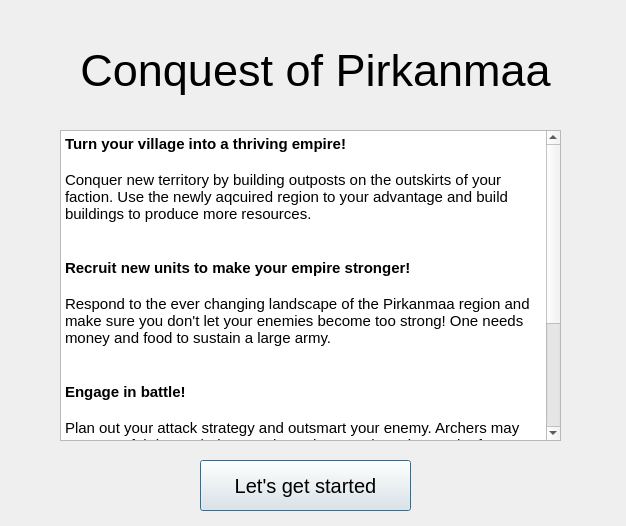
AntonKaara/course-project-game, file Game/welcome.ui: the form before one commit.
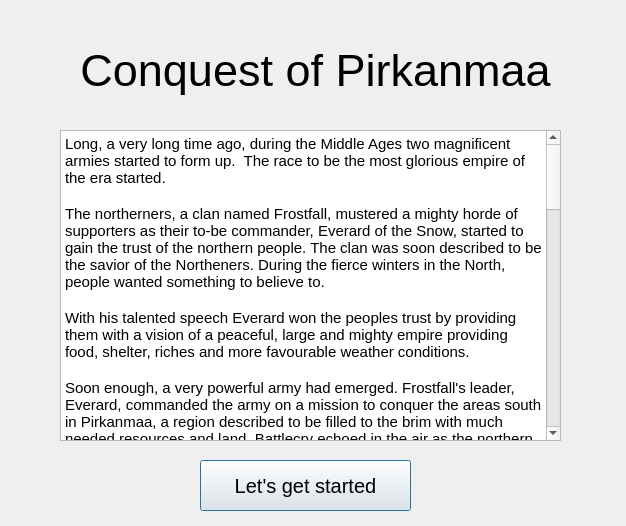
The form after the commit.

Commit message: Added storyline to the welcome dialog

Patch:
```diff
--- a/Game/welcome.ui
+++ b/Game/welcome.ui
@@ -76,6 +76,28 @@
 &lt;html&gt;&lt;head&gt;&lt;meta name=&quot;qrichtext&quot; content=&quot;1&quot; /&gt;&lt;style type=&quot;text/css&quot;&gt;
 p, li { white-space: pre-wrap; }
 &lt;/style&gt;&lt;/head&gt;&lt;body style=&quot; font-family:'Ubuntu'; font-size:11pt; font-weight:400; font-style:normal;&quot;&gt;
+&lt;p style=&quot; margin-top:0px; margin-bottom:0px; margin-left:0px; margin-right:0px; -qt-block-indent:0; text-indent:0px;&quot;&gt;&lt;span style=&quot; font-family:'Ubuntu';&quot;&gt;Long, a very long time ago, during the Middle Ages two magnificent armies started to form up.  The race to be the most glorious empire of the era started. &lt;/span&gt;&lt;/p&gt;
+&lt;p style=&quot;-qt-paragraph-type:empty; margin-top:0px; margin-bottom:0px; margin-left:0px; margin-right:0px; -qt-block-indent:0; text-indent:0px; font-family:'Ubuntu';&quot;&gt;&lt;br /&gt;&lt;/p&gt;
+&lt;p style=&quot; margin-top:0px; margin-bottom:0px; margin-left:0px; margin-right:0px; -qt-block-indent:0; text-indent:0px;&quot;&gt;&lt;span style=&quot; font-family:'Ubuntu';&quot;&gt;The northerners, a clan named Frostfall, mustered a mighty horde of supporters as their to-be commander, Everard of the Snow, started to gain the trust of the northern people. The clan was soon described to be the savior of the Northeners. During the fierce winters in the North, people wanted something to believe to.&lt;/span&gt;&lt;/p&gt;
+&lt;p style=&quot;-qt-paragraph-type:empty; margin-top:0px; margin-bottom:0px; margin-left:0px; margin-right:0px; -qt-block-indent:0; text-indent:0px; font-family:'Ubuntu';&quot;&gt;&lt;br /&gt;&lt;/p&gt;
+&lt;p style=&quot; margin-top:0px; margin-bottom:0px; margin-left:0px; margin-right:0px; -qt-block-indent:0; text-indent:0px;&quot;&gt;&lt;span style=&quot; font-family:'Ubuntu';&quot;&gt;With his talented speech Everard won the peoples trust by providing them with a vision of a peaceful, large and mighty empire providing food, shelter, riches and more favourable weather conditions.&lt;/span&gt;&lt;/p&gt;
+&lt;p style=&quot;-qt-paragraph-type:empty; margin-top:0px; margin-bottom:0px; margin-left:0px; margin-right:0px; -qt-block-indent:0; text-indent:0px; font-family:'Ubuntu';&quot;&gt;&lt;br /&gt;&lt;/p&gt;
+&lt;p style=&quot; margin-top:0px; margin-bottom:0px; margin-left:0px; margin-right:0px; -qt-block-indent:0; text-indent:0px;&quot;&gt;&lt;span style=&quot; font-family:'Ubuntu';&quot;&gt;Soon enough, a very powerful army had emerged. Frostfall's leader, Everard, commanded the army on a mission to conquer the areas south in Pirkanmaa, a region described to be filled to the brim with much needed resources and land. Battlecry echoed in the air as the northern warriors charged towards Pirkanmaa..&lt;/span&gt;&lt;/p&gt;
+&lt;p style=&quot;-qt-paragraph-type:empty; margin-top:0px; margin-bottom:0px; margin-left:0px; margin-right:0px; -qt-block-indent:0; text-indent:0px; font-family:'Ubuntu';&quot;&gt;&lt;br /&gt;&lt;/p&gt;
+&lt;p style=&quot; margin-top:0px; margin-bottom:0px; margin-left:0px; margin-right:0px; -qt-block-indent:0; text-indent:0px;&quot;&gt;&lt;span style=&quot; font-family:'Ubuntu';&quot;&gt;At the same time, in the South, King Cerill &amp;quot;The Colossus&amp;quot;, the ruler of the Kingdom of Essumos, was upon an inevitable fate of being dethroned. The southern people demanded acts from the King, as the kingdom was facing a major starvation due to the lack of fertile land. &lt;/span&gt;&lt;/p&gt;
+&lt;p style=&quot;-qt-paragraph-type:empty; margin-top:0px; margin-bottom:0px; margin-left:0px; margin-right:0px; -qt-block-indent:0; text-indent:0px; font-family:'Ubuntu';&quot;&gt;&lt;br /&gt;&lt;/p&gt;
+&lt;p style=&quot; margin-top:0px; margin-bottom:0px; margin-left:0px; margin-right:0px; -qt-block-indent:0; text-indent:0px;&quot;&gt;&lt;span style=&quot; font-family:'Ubuntu';&quot;&gt;King Cerill was desperate. During his reign, a mysterious man named Iowerth had told tales about this land full of riches called Pirkanmaa.  Iowerth had unfortunately died a few years before the Great Starvation. Despite the fact that he didn't know if the land existed for sure, he had to act.&lt;/span&gt;&lt;/p&gt;
+&lt;p style=&quot;-qt-paragraph-type:empty; margin-top:0px; margin-bottom:0px; margin-left:0px; margin-right:0px; -qt-block-indent:0; text-indent:0px; font-family:'Ubuntu';&quot;&gt;&lt;br /&gt;&lt;/p&gt;
+&lt;p style=&quot; margin-top:0px; margin-bottom:0px; margin-left:0px; margin-right:0px; -qt-block-indent:0; text-indent:0px;&quot;&gt;&lt;span style=&quot; font-family:'Ubuntu';&quot;&gt;King Cerill gathered his Royal Guard. He spoke to his people, and laid a spark of hope to the peoples' minds. The Great Starvation can be ended.  He reqruited every man capable to arms.&lt;/span&gt;&lt;/p&gt;
+&lt;p style=&quot;-qt-paragraph-type:empty; margin-top:0px; margin-bottom:0px; margin-left:0px; margin-right:0px; -qt-block-indent:0; text-indent:0px; font-family:'Ubuntu';&quot;&gt;&lt;br /&gt;&lt;/p&gt;
+&lt;p style=&quot; margin-top:0px; margin-bottom:0px; margin-left:0px; margin-right:0px; -qt-block-indent:0; text-indent:0px;&quot;&gt;&lt;span style=&quot; font-family:'Ubuntu';&quot;&gt;The newly formed army was weak. King Cerill used all his power and resources to reinvigorate the soldiers. He managed to build the army up to a point where it was ready to save the kingdom from the inevitable doom.&lt;/span&gt;&lt;/p&gt;
+&lt;p style=&quot;-qt-paragraph-type:empty; margin-top:0px; margin-bottom:0px; margin-left:0px; margin-right:0px; -qt-block-indent:0; text-indent:0px; font-family:'Ubuntu';&quot;&gt;&lt;br /&gt;&lt;/p&gt;
+&lt;p style=&quot; margin-top:0px; margin-bottom:0px; margin-left:0px; margin-right:0px; -qt-block-indent:0; text-indent:0px;&quot;&gt;&lt;span style=&quot; font-family:'Ubuntu';&quot;&gt;Cerill commanded his army to march north, to conquer the mysterious land of Pirkanmaa..&lt;/span&gt;&lt;/p&gt;
+&lt;p style=&quot;-qt-paragraph-type:empty; margin-top:0px; margin-bottom:0px; margin-left:0px; margin-right:0px; -qt-block-indent:0; text-indent:0px; font-family:'Ubuntu';&quot;&gt;&lt;br /&gt;&lt;/p&gt;
+&lt;p style=&quot; margin-top:0px; margin-bottom:0px; margin-left:0px; margin-right:0px; -qt-block-indent:0; text-indent:0px;&quot;&gt;&lt;span style=&quot; font-family:'Ubuntu'; font-weight:600;&quot;&gt;Conquest of Pirkanmaa&lt;/span&gt;&lt;/p&gt;
+&lt;p style=&quot;-qt-paragraph-type:empty; margin-top:0px; margin-bottom:0px; margin-left:0px; margin-right:0px; -qt-block-indent:0; text-indent:0px; font-family:'Ubuntu'; font-weight:600;&quot;&gt;&lt;br /&gt;&lt;/p&gt;
+&lt;p style=&quot; margin-top:0px; margin-bottom:0px; margin-left:0px; margin-right:0px; -qt-block-indent:0; text-indent:0px;&quot;&gt;&lt;span style=&quot; font-family:'Ubuntu';&quot;&gt;You play as the commander of your army. The battle for the Pirkanmaa's riches has started. The survival of your people is in your hands! Lead your forces to victory by conquering areas and wiping out any rival forces who stand against your path! &lt;/span&gt;&lt;/p&gt;
+&lt;p style=&quot;-qt-paragraph-type:empty; margin-top:0px; margin-bottom:0px; margin-left:0px; margin-right:0px; -qt-block-indent:0; text-indent:0px; font-family:'Ubuntu';&quot;&gt;&lt;br /&gt;&lt;/p&gt;
 &lt;p style=&quot; margin-top:0px; margin-bottom:0px; margin-left:0px; margin-right:0px; -qt-block-indent:0; text-indent:0px;&quot;&gt;&lt;span style=&quot; font-family:'Ubuntu'; font-weight:600;&quot;&gt;Turn your village into a thriving empire!&lt;/span&gt;&lt;/p&gt;
 &lt;p style=&quot;-qt-paragraph-type:empty; margin-top:0px; margin-bottom:0px; margin-left:0px; margin-right:0px; -qt-block-indent:0; text-indent:0px; font-family:'Ubuntu'; font-weight:600;&quot;&gt;&lt;br /&gt;&lt;/p&gt;
 &lt;p style=&quot; margin-top:0px; margin-bottom:0px; margin-left:0px; margin-right:0px; -qt-block-indent:0; text-indent:0px;&quot;&gt;&lt;span style=&quot; font-family:'Ubuntu';&quot;&gt;Conquer new territory by building outposts on the outskirts of your faction. Use the newly aqcuired region to your advantage and build buildings to produce more resources.&lt;/span&gt;&lt;/p&gt;
@@ -90,7 +112,6 @@
 &lt;p style=&quot;-qt-paragraph-type:empty; margin-top:0px; margin-bottom:0px; margin-left:0px; margin-right:0px; -qt-block-indent:0; text-indent:0px; font-family:'Ubuntu';&quot;&gt;&lt;br /&gt;&lt;/p&gt;
 &lt;p style=&quot; margin-top:0px; margin-bottom:0px; margin-left:0px; margin-right:0px; -qt-block-indent:0; text-indent:0px;&quot;&gt;&lt;span style=&quot; font-family:'Ubuntu';&quot;&gt;Plan out your attack strategy and outsmart your enemy. Archers may prove useful due to their ranged attacks. Cavalry units are the fastest and make the most damage.&lt;/span&gt;&lt;/p&gt;
 &lt;p style=&quot;-qt-paragraph-type:empty; margin-top:0px; margin-bottom:0px; margin-left:0px; margin-right:0px; -qt-block-indent:0; text-indent:0px; font-family:'Ubuntu';&quot;&gt;&lt;br /&gt;&lt;/p&gt;
-&lt;p style=&quot;-qt-paragraph-type:empty; margin-top:0px; margin-bottom:0px; margin-left:0px; margin-right:0px; -qt-block-indent:0; text-indent:0px; font-family:'Ubuntu';&quot;&gt;&lt;br /&gt;&lt;/p&gt;
 &lt;p style=&quot; margin-top:0px; margin-bottom:0px; margin-left:0px; margin-right:0px; -qt-block-indent:0; text-indent:0px;&quot;&gt;&lt;span style=&quot; font-family:'Ubuntu'; font-weight:600;&quot;&gt;The ultimate winner is the first player to destroy the enemy headquarters.&lt;/span&gt;&lt;/p&gt;
 &lt;p style=&quot;-qt-paragraph-type:empty; margin-top:0px; margin-bottom:0px; margin-left:0px; margin-right:0px; -qt-block-indent:0; text-indent:0px; font-family:'Ubuntu'; font-weight:600;&quot;&gt;&lt;br /&gt;&lt;/p&gt;
 &lt;p style=&quot; margin-top:0px; margin-bottom:0px; margin-left:0px; margin-right:0px; -qt-block-indent:0; text-indent:0px;&quot;&gt;&lt;span style=&quot; font-family:'Ubuntu'; font-weight:600;&quot;&gt;Good luck on your Conquest of Pirkanmaa.&lt;/span&gt;&lt;/p&gt;
```
